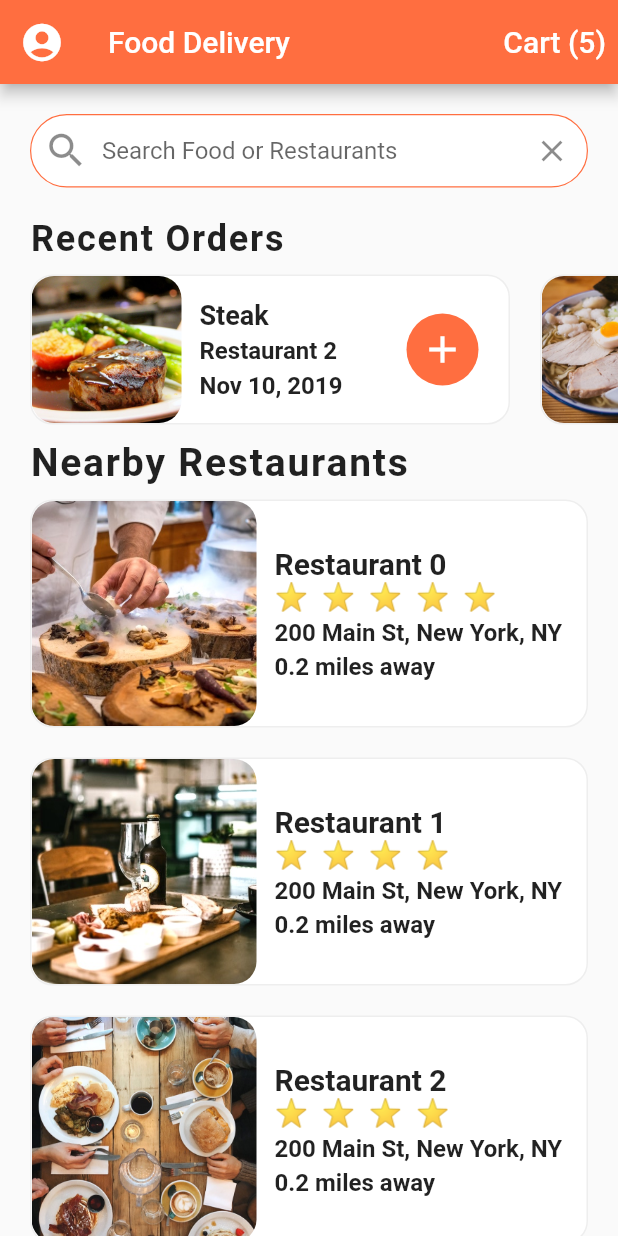
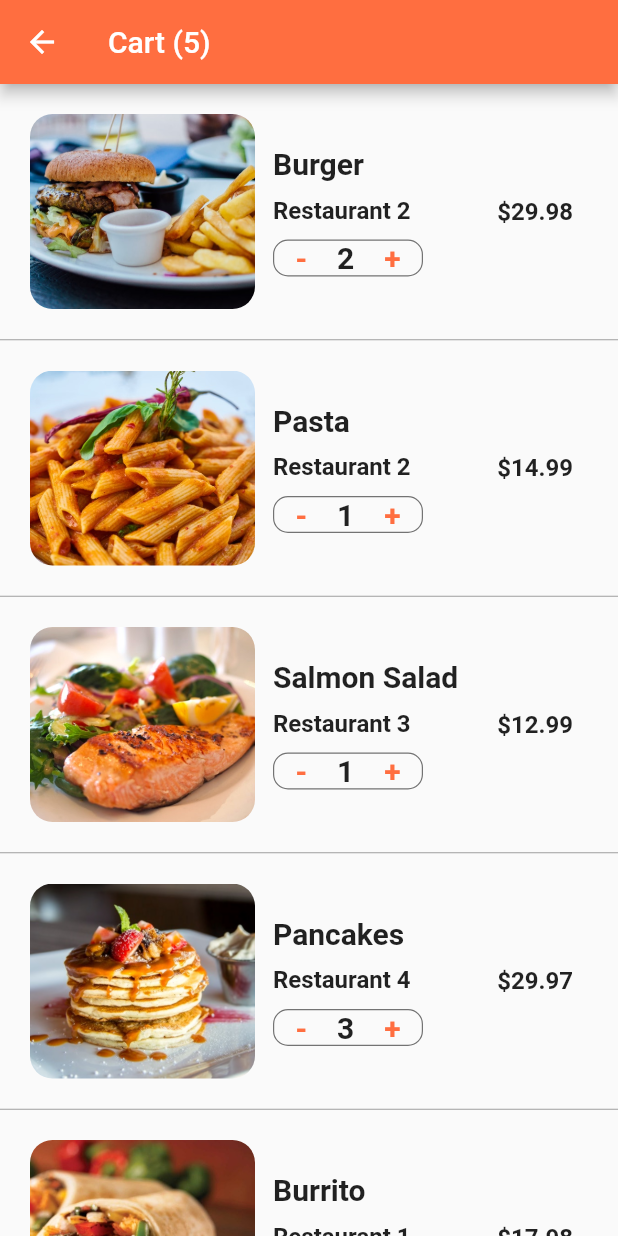
Before and after one commit to sittaung69/food_delivery_ui_flutter, a Flutter app: the screen it shows after launch, after a tap on an icon or button, on a phone screen of 412 x 824 dp. Run offline on Flutter 3.47's test engine with Material 2 defaults, Android fonts, the phone set to English and light mode, and no system bars.

Commit message:
Cart Screen Items with QuantitySelector

```diff
--- /dev/null
+++ b/lib/screens/cart_screen.dart
@@ -0,0 +1,141 @@
+import 'package:flutter/material.dart';
+import 'package:food_delivery_ui_flutter/data/data.dart';
+import 'package:food_delivery_ui_flutter/models/order.dart';
+
+class CartScreen extends StatefulWidget {
+  @override
+  _CartScreenState createState() => _CartScreenState();
+}
+
+class _CartScreenState extends State<CartScreen> {
+  _buildCartItem(Order order) {
+    return Container(
+      padding: EdgeInsets.all(20.0),
+      height: 170.0,
+      child: Row(
+        children: <Widget>[
+          Expanded(
+            child: Row(
+              children: <Widget>[
+                Container(
+                  width: 150.0,
+                  decoration: BoxDecoration(
+                    image: DecorationImage(
+                      image: AssetImage(order.food.imageUrl),
+                      fit: BoxFit.cover,
+                    ),
+                    borderRadius: BorderRadius.circular(15.0),
+                  ),
+                ),
+                Expanded(
+                  child: Container(
+                    margin: EdgeInsets.all(12.0),
+                    child: Column(
+                      mainAxisAlignment: MainAxisAlignment.center,
+                      crossAxisAlignment: CrossAxisAlignment.start,
+                      children: <Widget>[
+                        Text(
+                          order.food.name,
+                          style: TextStyle(
+                            fontSize: 20.0,
+                            fontWeight: FontWeight.bold,
+                          ),
+                          overflow: TextOverflow.ellipsis,
+                        ),
+                        SizedBox(height: 10.0),
+                        Text(
+                          order.restaurant.name,
+                          style: TextStyle(
+                            fontSize: 16.0,
+                            fontWeight: FontWeight.w600,
+                          ),
+                          overflow: TextOverflow.ellipsis,
+                        ),
+                        SizedBox(height: 10.0),
+                        Container(
+                          width: 100.0,
+                          decoration: BoxDecoration(
+                            borderRadius: BorderRadius.circular(10.0),
+                            border: Border.all(
+                              width: 0.8,
+                              color: Colors.black54,
+                            ),
+                          ),
+                          child: Row(
+                            mainAxisAlignment: MainAxisAlignment.center,
+                            children: <Widget>[
+                              GestureDetector(
+                                onTap: () {},
+                                child: Text(
+                                  '-',
+                                  style: TextStyle(
+                                      color: Theme.of(context).primaryColor,
+                                      fontSize: 20.0,
+                                      fontWeight: FontWeight.w600),
+                                ),
+                              ),
+                              SizedBox(width: 20.0),
+                              Text(
+                                order.quantity.toString(),
+                                style: TextStyle(
+                                    fontSize: 20.0,
+                                    fontWeight: FontWeight.w600),
+                              ),
+                              SizedBox(width: 20.0),
+                              GestureDetector(
+                                onTap: () {},
+                                child: Text(
+                                  '+',
+                                  style: TextStyle(
+                                      color: Theme.of(context).primaryColor,
+                                      fontSize: 20.0,
+                                      fontWeight: FontWeight.w600),
+                                ),
+                              )
+                            ],
+                          ),
+                        ),
+                      ],
+                    ),
+                  ),
+                ),
+              ],
+            ),
+          ),
+          Container(
+            margin: EdgeInsets.all(10.0),
+            child: Text(
+              '\$${order.quantity * order.food.price}',
+              style: TextStyle(
+                fontSize: 16.0,
+                fontWeight: FontWeight.w600,
+              ),
+            ),
+          ),
+        ],
+      ),
+    );
+  }
+
+  @override
+  Widget build(BuildContext context) {
+    return Scaffold(
+      appBar: AppBar(
+        title: Text('Cart (${currentUser.cart.length})'),
+      ),
+      body: ListView.separated(
+        itemCount: currentUser.cart.length,
+        itemBuilder: (BuildContext context, int index) {
+          Order order = currentUser.cart[index];
+          return _buildCartItem(order);
+        },
+        separatorBuilder: (BuildContext context, int index) {
+          return Divider(
+            height: 1.0,
+            color: Colors.grey,
+          );
+        },
+      ),
+    );
+  }
+}
--- a/lib/screens/home_screen.dart
+++ b/lib/screens/home_screen.dart
@@ -1,6 +1,7 @@
 import 'package:flutter/material.dart';
 import 'package:food_delivery_ui_flutter/data/data.dart';
 import 'package:food_delivery_ui_flutter/models/restaurant.dart';
+import 'package:food_delivery_ui_flutter/screens/cart_screen.dart';
 import 'package:food_delivery_ui_flutter/screens/restaurant_screen.dart';
 import 'package:food_delivery_ui_flutter/widgets/rating_stars.dart';
 import 'package:food_delivery_ui_flutter/widgets/recent_orders.dart';
@@ -110,7 +111,12 @@ class _HomeScreenState extends State<HomeScreen> {
                 fontSize: 20.0,
               ),
             ),
-            onPressed: () {},
+            onPressed: () => Navigator.push(
+              context,
+              MaterialPageRoute(
+                builder: (_) => CartScreen(),
+              ),
+            ),
           ),
         ],
       ),
```
